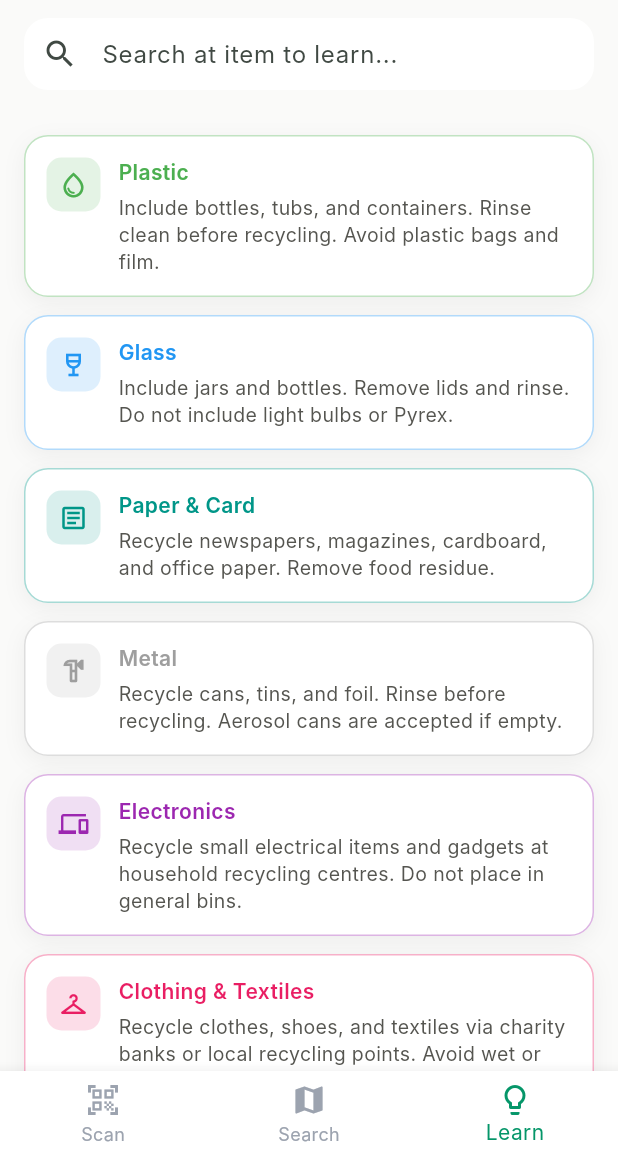
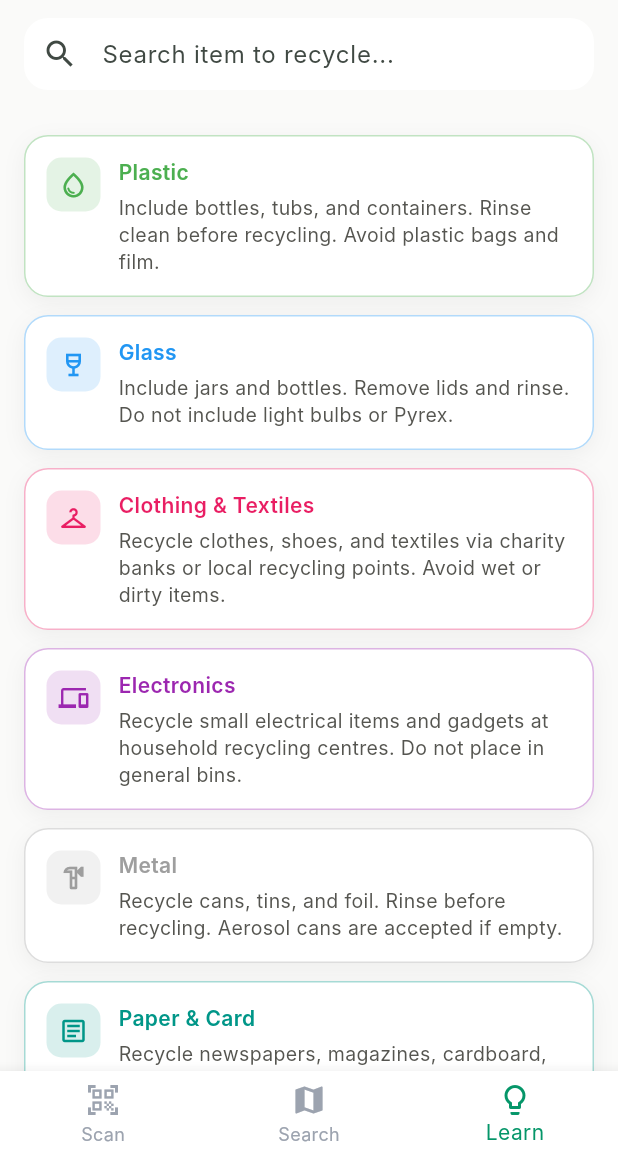
Before and after one commit to danielriddell21/hackpompey-recycling, a Flutter app: the screen it shows after launch, item 3 of the bottom bar chosen, on a phone screen of 412 x 824 dp, the part 78-1236 px from its top. Run offline on Flutter 3.47's test engine with Material 3 defaults, Android fonts, the phone set to English and light mode, and no system bars; our stand-ins replace flutter_map, geolocator, image_picker, latlong2; missing offline and left inert: grpc, mobile_scanner, protobuf; Roboto replaces fonts that are missing (Inter).

Commit message:
add basic search

```diff
--- a/flutter/barcode_scanner_app/lib/screens/learn_screen.dart
+++ b/flutter/barcode_scanner_app/lib/screens/learn_screen.dart
@@ -1,7 +1,15 @@
 import 'package:flutter/material.dart';
 import '../theme/app_theme.dart';
 
-enum LearnCategory { plastic, glass, paper, metal, electronics, clothing }
+enum LearnCategory {
+  plastic,
+  glass,
+  clothing,
+  electronics,
+  metal,
+  paper,
+  foodWaste,
+}
 
 class LearnScreen extends StatefulWidget {
   const LearnScreen({super.key});
@@ -48,17 +56,58 @@ class _LearnScreenState extends State<LearnScreen> {
       Icons.checkroom_outlined,
       'Recycle clothes, shoes, and textiles via charity banks or local recycling points. Avoid wet or dirty items.',
     ),
+    LearnCategory.foodWaste: (
+      'Food Waste',
+      Colors.orange,
+      Icons.restaurant_outlined,
+      'Compost fruit, vegetable scraps, coffee grounds, and eggshells. Avoid meat and dairy in home compost if not suitable.',
+    ),
+  };
+
+  // Map keywords to relevant categories
+  static const Map<String, List<LearnCategory>> _keywordMap = {
+    'can': [LearnCategory.metal],
+    'tin': [LearnCategory.metal],
+    'bottle': [LearnCategory.plastic, LearnCategory.glass],
+    'jar': [LearnCategory.glass, LearnCategory.plastic],
+    'paper': [LearnCategory.paper],
+    'cardboard': [LearnCategory.paper],
+    'electronics': [LearnCategory.electronics],
+    'phone': [LearnCategory.electronics],
+    'laptop': [LearnCategory.electronics],
+    'clothes': [LearnCategory.clothing],
+    'textiles': [LearnCategory.clothing],
+    'sweets': [LearnCategory.plastic],
+    'wrapper': [LearnCategory.plastic],
+    'plastic': [LearnCategory.plastic],
+    'metal': [LearnCategory.metal],
+    'glass': [LearnCategory.glass],
+    'food': [LearnCategory.foodWaste],
+    'leftovers': [LearnCategory.foodWaste],
+    'banana': [LearnCategory.foodWaste],
+    'peel': [LearnCategory.foodWaste],
+    'compost': [LearnCategory.foodWaste],
+    'vegetable': [LearnCategory.foodWaste],
+    'fruit': [LearnCategory.foodWaste],
   };
 
   String _searchQuery = '';
 
   @override
   Widget build(BuildContext context) {
-    // Filter categories based on search query
-    final filteredCategories = LearnCategory.values.where((cat) {
-      final label = _categoryMeta[cat]!.$1.toLowerCase();
-      return label.contains(_searchQuery.toLowerCase());
-    }).toList();
+    // If search query is empty, show all categories
+    List<LearnCategory> filteredCategories;
+    if (_searchQuery.isEmpty) {
+      filteredCategories = LearnCategory.values;
+    } else {
+      // Collect categories matching any keyword in the query
+      final query = _searchQuery.toLowerCase();
+      filteredCategories = _keywordMap.entries
+          .where((entry) => query.contains(entry.key))
+          .expand((entry) => entry.value)
+          .toSet() // remove duplicates
+          .toList();
+    }
 
     return Scaffold(
       backgroundColor: const Color(0xFFFAFAF9),
@@ -68,13 +117,21 @@ class _LearnScreenState extends State<LearnScreen> {
             _buildHeader(),
             _buildSearchBar(),
             Expanded(
-              child: ListView(
-                padding: const EdgeInsets.fromLTRB(16, 12, 16, 24),
-                children: filteredCategories.map((cat) {
-                  final (label, color, icon, advice) = _categoryMeta[cat]!;
-                  return _categoryCard(label, color, icon, advice);
-                }).toList(),
-              ),
+              child: filteredCategories.isEmpty
+                  ? const Center(
+                      child: Text(
+                        'No results found.',
+                        style: TextStyle(fontSize: 16, color: Colors.grey),
+                      ),
+                    )
+                  : ListView(
+                      padding: const EdgeInsets.fromLTRB(16, 12, 16, 24),
+                      children: filteredCategories.map((cat) {
+                        final (label, color, icon, advice) =
+                            _categoryMeta[cat]!;
+                        return _categoryCard(label, color, icon, advice);
+                      }).toList(),
+                    ),
             ),
           ],
         ),
@@ -135,7 +192,7 @@ class _LearnScreenState extends State<LearnScreen> {
           });
         },
         decoration: InputDecoration(
-          hintText: 'Search at item to learn...',
+          hintText: 'Search item to recycle...',
           prefixIcon: const Icon(Icons.search),
           filled: true,
           fillColor: Colors.white,
```
